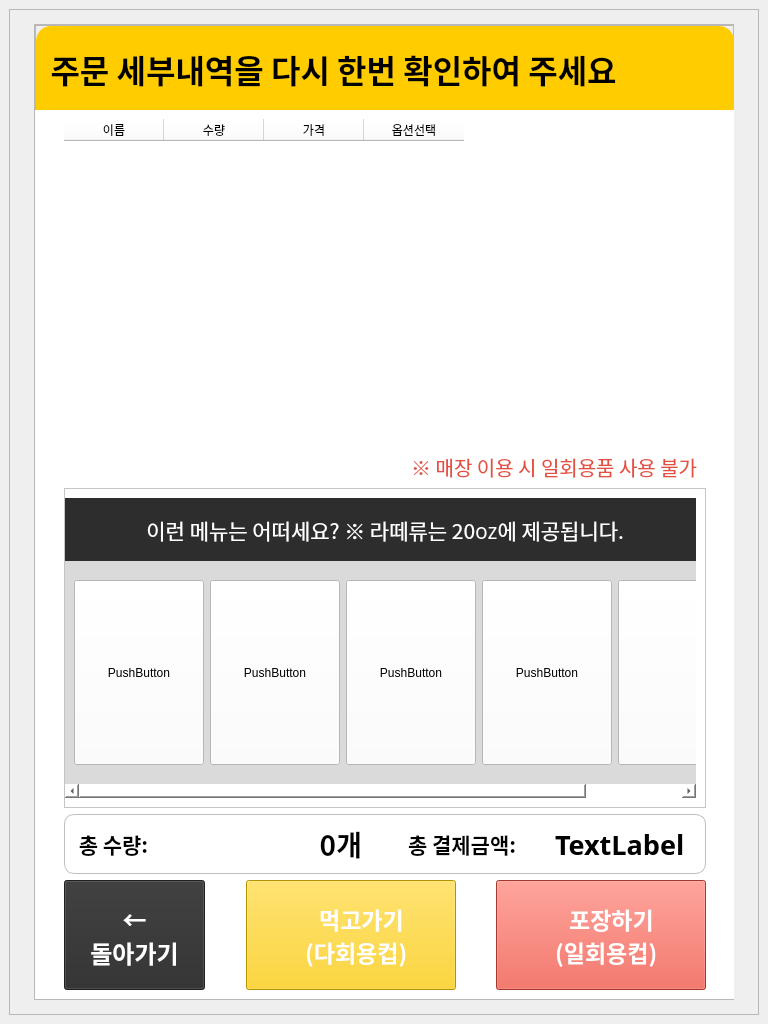
Qt form UI/mega_ui_ver3.ui (guaba98/mega_kiosk) before a commit.
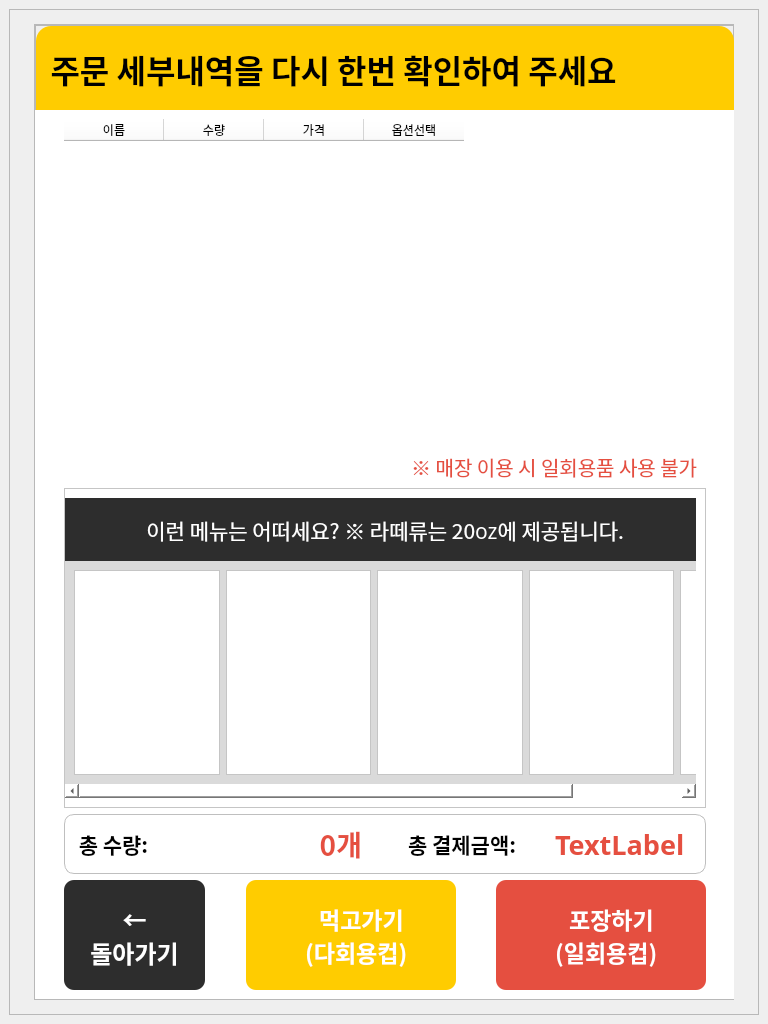
The same form after that commit. The open tabs and pages were chosen to show the change. Icons and pictures are not drawn.

Commit message: mega kiosk day9 - 결제 qr / barcode 창 수정하기

Patch:
```diff
--- a/UI/mega_ui_ver3.ui
+++ b/UI/mega_ui_ver3.ui
@@ -4431,6 +4431,12 @@
        </widget>
       </widget>
       <widget class="QWidget" name="order_check_page">
+       <property name="styleSheet">
+        <string notr="true">background-color: rgb(97, 84, 33);
+QWidget#order_check_main_widget{
+    border-bottom-left-radius: 15px;
+    border-bottom-right-radius: 15px;}</string>
+       </property>
        <layout class="QVBoxLayout" name="verticalLayout_60">
         <item>
          <widget class="QFrame" name="frame_20">
@@ -4729,6 +4735,9 @@
                         <height>320</height>
                        </size>
                       </property>
+                      <property name="styleSheet">
+                       <string notr="true"/>
+                      </property>
                       <property name="frameShape">
                        <enum>QFrame::StyledPanel</enum>
                       </property>
@@ -4783,7 +4792,19 @@
                           </size>
                          </property>
                          <property name="styleSheet">
-                          <string notr="true">background-color: rgb(218, 218, 218);</string>
+                          <string notr="true">QWidget{background-color: rgb(218, 218, 218);}
+    QScrollBar:horizontal
+    {
+        height: 15px;
+        margin: 0px 0px 0px 0px;
+        border: none ;
+        border-radius: 4px;
+        background-color: white;    /* #2A2929; */
+    }
+QScrollBar::handle:horizontal  {	
+	background-color: rgb(45, 45, 45);
+	border-radius: 7px;
+}</string>
                          </property>
                          <property name="frameShape">
                           <enum>QFrame::NoFrame</enum>
@@ -4796,10 +4817,13 @@
                            <rect>
                             <x>0</x>
                             <y>0</y>
-                            <width>750</width>
-                            <height>220</height>
+                            <width>770</width>
+                            <height>222</height>
                            </rect>
                           </property>
+                          <property name="styleSheet">
+                           <string notr="true"/>
+                          </property>
                           <layout class="QHBoxLayout" name="horizontalLayout_14">
                            <property name="leftMargin">
                             <number>0</number>
@@ -4817,13 +4841,12 @@
                             <widget class="QFrame" name="frame_22">
                              <property name="minimumSize">
                               <size>
-                               <width>750</width>
+                               <width>770</width>
                                <height>0</height>
                               </size>
                              </property>
                              <property name="styleSheet">
-                              <string notr="true">QPushButton{
-background-color: rgb(255, 255, 255);}</string>
+                              <string notr="true"/>
                              </property>
                              <property name="frameShape">
                               <enum>QFrame::NoFrame</enum>
@@ -4833,126 +4856,70 @@
                              </property>
                              <layout class="QHBoxLayout" name="horizontalLayout_16">
                               <item>
-                               <widget class="QPushButton" name="pushButton_16">
-                                <property name="minimumSize">
-                                 <size>
-                                  <width>130</width>
-                                  <height>185</height>
-                                 </size>
+                               <widget class="QFrame" name="frame_34">
+                                <property name="styleSheet">
+                                 <string notr="true">background-color: rgb(255, 255, 255);</string>
                                 </property>
-                                <property name="maximumSize">
-                                 <size>
-                                  <width>130</width>
-                                  <height>185</height>
-                                 </size>
+                                <property name="frameShape">
+                                 <enum>QFrame::StyledPanel</enum>
                                 </property>
-                                <property name="text">
-                                 <string>PushButton</string>
+                                <property name="frameShadow">
+                                 <enum>QFrame::Raised</enum>
                                 </property>
                                </widget>
                               </item>
                               <item>
-                               <widget class="QPushButton" name="pushButton_17">
-                                <property name="minimumSize">
-                                 <size>
-                                  <width>130</width>
-                                  <height>185</height>
-                                 </size>
+                               <widget class="QFrame" name="frame_33">
+                                <property name="styleSheet">
+                                 <string notr="true">background-color: rgb(255, 255, 255);</string>
                                 </property>
-                                <property name="maximumSize">
-                                 <size>
-                                  <width>130</width>
-                                  <height>185</height>
-                                 </size>
+                                <property name="frameShape">
+                                 <enum>QFrame::StyledPanel</enum>
                                 </property>
-                                <property name="text">
-                                 <string>PushButton</string>
+                                <property name="frameShadow">
+                                 <enum>QFrame::Raised</enum>
                                 </property>
                                </widget>
                               </item>
                               <item>
-                               <widget class="QPushButton" name="pushButton_18">
-                                <property name="minimumSize">
-                                 <size>
-                                  <width>130</width>
-                                  <height>185</height>
-                                 </size>
+                               <widget class="QFrame" name="frame_31">
+                                <property name="styleSheet">
+                                 <string notr="true">background-color: rgb(255, 255, 255);</string>
                                 </property>
-                                <property name="maximumSize">
-                                 <size>
-                                  <width>130</width>
-                                  <height>185</height>
-                                 </size>
+                                <property name="frameShape">
+                                 <enum>QFrame::StyledPanel</enum>
                                 </property>
-                                <property name="text">
-                                 <string>PushButton</string>
+                                <property name="frameShadow">
+                                 <enum>QFrame::Raised</enum>
                                 </property>
                                </widget>
                               </item>
                               <item>
-                               <widget class="QPushButton" name="pushButton_19">
-                                <property name="minimumSize">
-                                 <size>
-                                  <width>130</width>
-                                  <height>185</height>
-                                 </size>
-                                </property>
-                                <property name="maximumSize">
-                                 <size>
-                                  <width>130</width>
-                                  <height>185</height>
-                                 </size>
-                                </property>
+                               <widget class="QFrame" name="frame_29">
                                 <property name="styleSheet">
                                  <string notr="true">background-color: rgb(255, 255, 255);</string>
                                 </property>
-                                <property name="text">
-                                 <string>PushButton</string>
+                                <property name="frameShape">
+                                 <enum>QFrame::StyledPanel</enum>
                                 </property>
+                                <property name="frameShadow">
+                                 <enum>QFrame::Raised</enum>
+                                </property>
                                </widget>
                               </item>
                               <item>
-                               <widget class="QPushButton" name="pushButton_20">
-                                <property name="minimumSize">
-                                 <size>
-                                  <width>130</width>
-                                  <height>185</height>
-                                 </size>
+                               <widget class="QFrame" name="frame_27">
+                                <property name="styleSheet">
+                                 <string notr="true">background-color: rgb(255, 255, 255);</string>
                                 </property>
-                                <property name="maximumSize">
-                                 <size>
-                                  <width>130</width>
-                                  <height>185</height>
-                                 </size>
+                                <property name="frameShape">
+                                 <enum>QFrame::StyledPanel</enum>
                                 </property>
-                                <property name="text">
-                                 <string/>
+                                <property name="frameShadow">
+                                 <enum>QFrame::Raised</enum>
                                 </property>
-                                <property name="icon">
-                                 <iconset>
-                                  <normaloff>../img/qt자료/sold_out.png</normaloff>../img/qt자료/sold_out.png</iconset>
-                                </property>
-                                <property name="iconSize">
-                                 <size>
-                                  <width>185</width>
-                                  <height>185</height>
-                                 </size>
-                                </property>
                                </widget>
                               </item>
-                              <item>
-                               <spacer name="horizontalSpacer_11">
-                                <property name="orientation">
-                                 <enum>Qt::Horizontal</enum>
-                                </property>
-                                <property name="sizeHint" stdset="0">
-                                 <size>
-                                  <width>40</width>
-                                  <height>20</height>
-                                 </size>
-                                </property>
-                               </spacer>
-                              </item>
                              </layout>
                             </widget>
                            </item>
@@ -5015,6 +4982,9 @@
                            <bold>true</bold>
                           </font>
                          </property>
+                         <property name="styleSheet">
+                          <string notr="true">color: rgb(229, 79, 64);</string>
+                         </property>
                          <property name="text">
                           <string>0개</string>
                          </property>
@@ -5064,6 +5034,9 @@
                            <bold>true</bold>
                           </font>
                          </property>
+                         <property name="styleSheet">
+                          <string notr="true">color: rgb(229, 79, 64);</string>
+                         </property>
                          <property name="text">
                           <string>TextLabel</string>
                          </property>
@@ -5118,7 +5091,7 @@
                          </property>
                          <property name="font">
                           <font>
-                           <family>Pretendard SemiBold</family>
+                           <family>Pretendard Black</family>
                            <pointsize>18</pointsize>
                            <weight>75</weight>
                            <bold>true</bold>
@@ -5129,7 +5102,8 @@
                          </property>
                          <property name="styleSheet">
                           <string notr="true">background-color: rgb(45, 45, 45);
-color:white;</string>
+color:white;
+border-radius:10px;</string>
                          </property>
                          <property name="text">
                           <string>←
@@ -5166,7 +5140,7 @@
                          </property>
                          <property name="font">
                           <font>
-                           <family>Pretendard ExtraBold</family>
+                           <family>Pretendard Black</family>
                            <pointsize>17</pointsize>
                            <weight>75</weight>
                            <bold>true</bold>
@@ -5177,7 +5151,8 @@
                          </property>
                          <property name="styleSheet">
                           <string notr="true">background-color: rgb(255, 204, 0);
-color:white;</string>
+color:white;
+border-radius:10px;</string>
                          </property>
                          <property name="text">
                           <string>    먹고가기
@@ -5224,7 +5199,7 @@
                          </property>
                          <property name="font">
                           <font>
-                           <family>Pretendard SemiBold</family>
+                           <family>Pretendard Black</family>
                            <pointsize>17</pointsize>
                            <weight>75</weight>
                            <bold>true</bold>
@@ -5235,7 +5210,8 @@
                          </property>
                          <property name="styleSheet">
                           <string notr="true">background-color: rgb(229, 79, 64);
-color:white;</string>
+color:white;
+border-radius:10px;</string>
                          </property>
                          <property name="text">
                           <string>    포장하기
```
Left out of the diff: 196 changed lines with no effect on the pictures. Lines whose indentation alone changed are shown as unchanged. The commit also changes 20 other files.
